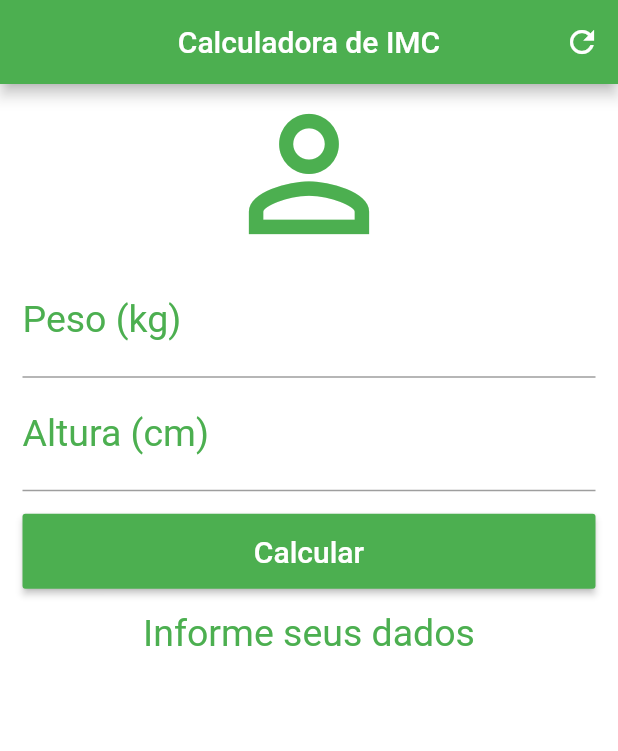
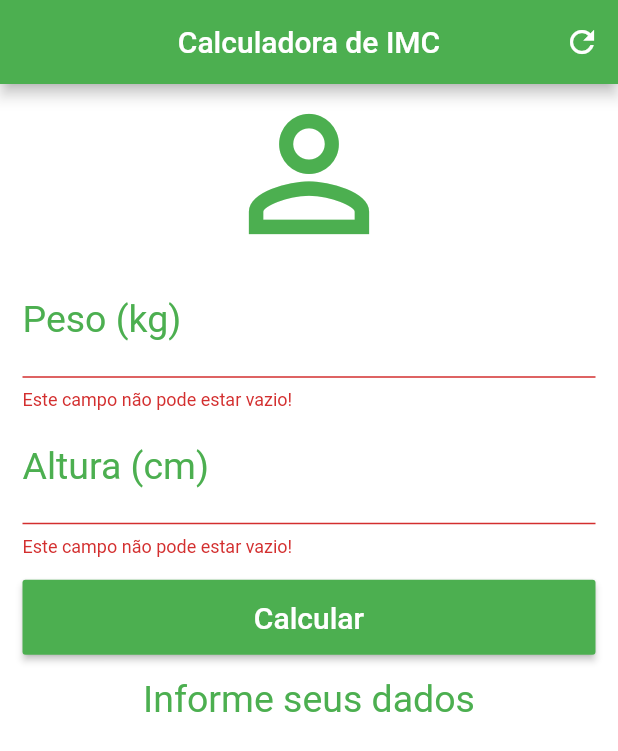
Before and after one commit to Haaragard/flutter_calculadora_imc, a Flutter app: the screen it shows after launch, after a tap on "Calcular", on a phone screen of 412 x 824 dp. Shown: the top 751 px of the screen. Run offline on Flutter 3.47's test engine with Material 2 defaults, Android fonts, the phone set to English and light mode, and no system bars.

Commit message:
Adicionado validações e códigos de erro nos campos

```diff
--- a/lib/main.dart
+++ b/lib/main.dart
@@ -14,6 +14,8 @@ class Home extends StatefulWidget {
 class _HomeState extends State<Home> {
   final TextEditingController _weightController = TextEditingController();
   final TextEditingController _heightController = TextEditingController();
+
+  GlobalKey<FormState> _formKey = GlobalKey<FormState>();
 
   String _textInfo = "Informe seus dados";
 
@@ -48,6 +50,16 @@ class _HomeState extends State<Home> {
     });
   }
 
+  String _validateField(String value) {
+    if (value.isEmpty) {
+      return "Este campo não pode estar vazio!";
+    } else if (double.tryParse(value) == null) {
+      return "Este campo precisa ser um valor inteiro ou com decimais!";
+    }
+
+    return null;
+  }
+
   @override
   Widget build(BuildContext context) {
     return Scaffold(
@@ -69,29 +81,33 @@ class _HomeState extends State<Home> {
 
   Widget _body() {
     return
-      ListView(
+    Form(
+      key: _formKey,
+      child: ListView(
         padding: EdgeInsets.only(left: 15, right: 15),
         children: <Widget>[
           Icon(Icons.person_outline, size: 120, color: Colors.green,),
 
           // Peso
-          TextField(keyboardType: TextInputType.number,
+          TextFormField(keyboardType: TextInputType.number,
             decoration: InputDecoration(labelText: "Peso (kg)",
                 labelStyle: TextStyle(color: Colors.green)
             ),
             textAlign: TextAlign.center,
             style: TextStyle(color: Colors.green, fontSize: 25.0),
             controller: _weightController,
+            validator: _validateField,
           ),
 
           // Altura
-          TextField(keyboardType: TextInputType.number,
+          TextFormField(keyboardType: TextInputType.number,
             decoration: InputDecoration(labelText: "Altura (cm)",
                 labelStyle: TextStyle(color: Colors.green)
             ),
             textAlign: TextAlign.center,
             style: TextStyle(color: Colors.green, fontSize: 25.0),
             controller: _heightController,
+            validator: _validateField,
           ),
 
           Padding( padding: EdgeInsets.only(top: 15.0),),
@@ -100,7 +116,9 @@ class _HomeState extends State<Home> {
           Container(
             height: 50.0,
             child: RaisedButton(
-              onPressed: _calculate,
+              onPressed: () {
+                if (_formKey.currentState.validate()) { _calculate(); }
+              },
               child: Text("Calcular",
                 style: TextStyle(color: Colors.white, fontSize: 20.0),
               ),
@@ -116,6 +134,7 @@ class _HomeState extends State<Home> {
             style: TextStyle(color: Colors.green, fontSize: 25.0),
           ),
         ],
-      );
+      ),
+    );
   }
 }
```
